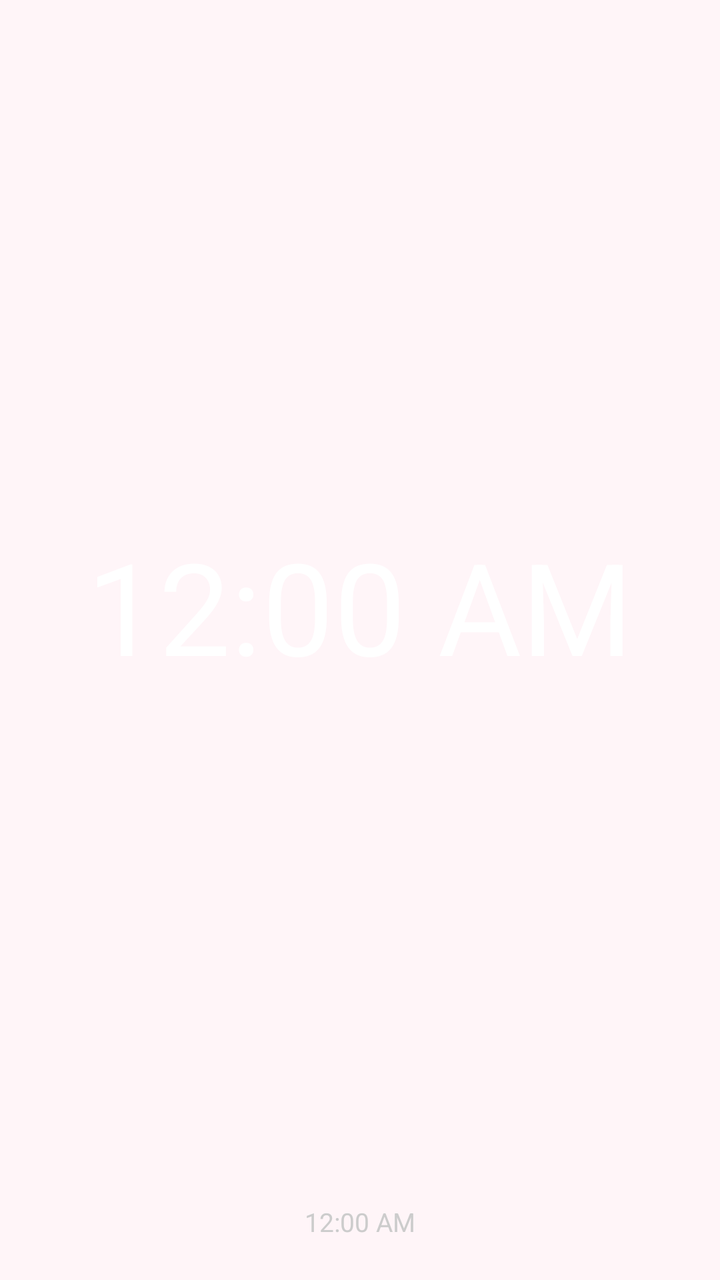
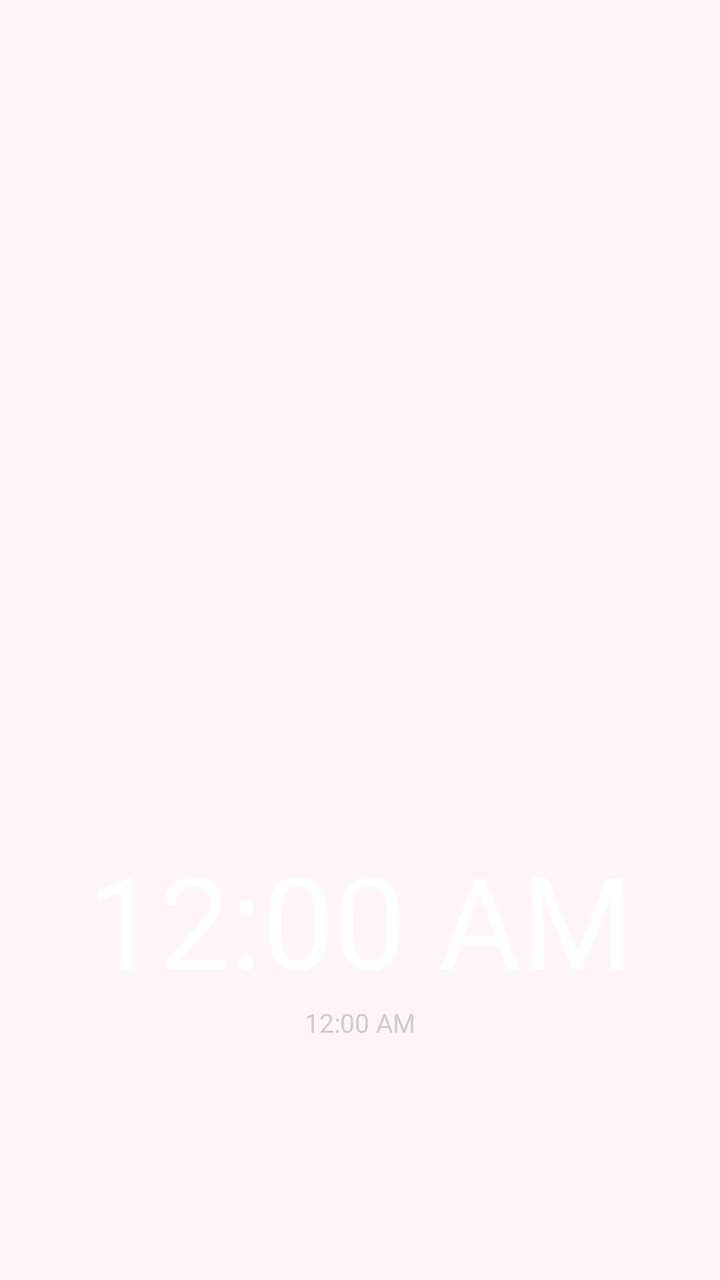

The first picture is an Android layout as it rendered before a commit; the second is the same layout after the commit. The layout source and the unified diff follow.
<!-- AndroidManifest.xml: application theme Theme.OneWidget -->
<!-- res/layout/panel_clock.xml -->
<?xml version="1.0" encoding="utf-8"?>
<LinearLayout xmlns:android="http://schemas.android.com/apk/res/android"
    android:id="@+id/clock_panel"
    android:layout_width="match_parent"
    android:layout_height="match_parent"
    android:gravity="center"
    android:orientation="vertical"
    android:padding="4dp">

    <TextClock
        android:id="@+id/time"
        android:layout_width="match_parent"
        android:layout_height="0dp"
        android:layout_weight="1"
        android:autoSizeMaxTextSize="64sp"
        android:autoSizeMinTextSize="14sp"
        android:autoSizeTextType="uniform"
        android:gravity="center"
        android:maxLines="1"
        android:textColor="#FFFFFFFF" />

    <TextClock
        android:id="@+id/date"
        android:layout_width="wrap_content"
        android:layout_height="wrap_content"
        android:textColor="#FFCCCCCC"
        android:textSize="13sp" />

    <TextView
        android:id="@+id/alarm"
        android:layout_width="wrap_content"
        android:layout_height="wrap_content"
        android:textColor="#FFFFB74D"
        android:textSize="12sp" />
</LinearLayout>
<!-- resources referenced by this layout -->
<resources>
  <style name="Theme.OneWidget" parent="@android:style/Theme.Material.Light.NoActionBar">
          <item name="android:colorPrimary">@color/sakura_primary</item>
          <item name="android:colorPrimaryDark">@color/sakura_bg</item>
          <item name="android:colorAccent">@color/sakura_primary</item>
          <item name="android:colorControlActivated">@color/sakura_primary</item>
          <item name="android:windowBackground">@color/sakura_bg</item>
          <item name="android:statusBarColor">@color/sakura_bg</item>
          <item name="android:navigationBarColor">@color/sakura_bg</item>
          <item name="android:windowLightStatusBar">true</item>
          <item name="android:textColorPrimary">@color/sakura_text</item>
          <item name="android:textColorSecondary">@color/sakura_subtext</item>
      </style>
  <color name="sakura_primary">#FFEC407A</color>
  <color name="sakura_bg">#FFFFF5F8</color>
  <color name="sakura_text">#FF4A2B38</color>
  <color name="sakura_subtext">#FF8E6B7A</color>
</resources>

<!-- the commit's change to res/layout/panel_clock.xml (unified diff, before → after) -->
@@ -3,19 +3,24 @@
     android:id="@+id/clock_panel"
     android:layout_width="match_parent"
     android:layout_height="match_parent"
-    android:gravity="center"
+    android:gravity="center_horizontal"
     android:orientation="vertical"
     android:padding="4dp">
+
+    <FrameLayout
+        android:layout_width="match_parent"
+        android:layout_height="0dp"
+        android:layout_weight="1" />
 
     <TextClock
         android:id="@+id/time"
         android:layout_width="match_parent"
         android:layout_height="0dp"
-        android:layout_weight="1"
+        android:layout_weight="4"
         android:autoSizeMaxTextSize="64sp"
         android:autoSizeMinTextSize="14sp"
         android:autoSizeTextType="uniform"
-        android:gravity="center"
+        android:gravity="center_horizontal|bottom"
         android:maxLines="1"
         android:textColor="#FFFFFFFF" />
 
@@ -32,4 +37,9 @@
         android:layout_height="wrap_content"
         android:textColor="#FFFFB74D"
         android:textSize="12sp" />
+
+    <FrameLayout
+        android:layout_width="match_parent"
+        android:layout_height="0dp"
+        android:layout_weight="1" />
 </LinearLayout>
